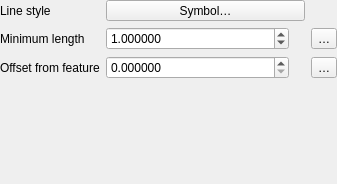
Old version of the form src/ui/callouts/widget_simplelinecallout.ui in the repository qgis/QGIS.
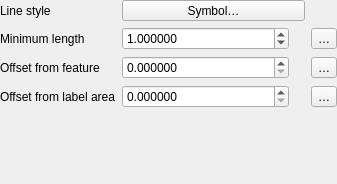
New version of the form. Custom widgets are drawn as their Qt base class.

Commit message: [FEATURE][callouts] Allow specifying an offset from label area distance

Patch:
```diff
--- a/src/ui/callouts/widget_simplelinecallout.ui
+++ b/src/ui/callouts/widget_simplelinecallout.ui
@@ -158,6 +158,58 @@
        </property>
       </widget>
      </item>
+     <item row="3" column="0">
+      <widget class="QLabel" name="label_47">
+       <property name="text">
+        <string>Offset from label area</string>
+       </property>
+      </widget>
+     </item>
+     <item row="3" column="1">
+      <widget class="QgsDoubleSpinBox" name="mOffsetFromLabelSpin">
+       <property name="sizePolicy">
+        <sizepolicy hsizetype="Preferred" vsizetype="Fixed">
+         <horstretch>1</horstretch>
+         <verstretch>0</verstretch>
+        </sizepolicy>
+       </property>
+       <property name="decimals">
+        <number>6</number>
+       </property>
+       <property name="maximum">
+        <double>100000.000000000000000</double>
+       </property>
+       <property name="singleStep">
+        <double>0.200000000000000</double>
+       </property>
+       <property name="value">
+        <double>0.000000000000000</double>
+       </property>
+       <property name="showClearButton" stdset="0">
+        <bool>true</bool>
+       </property>
+      </widget>
+     </item>
+     <item row="3" column="3">
+      <widget class="QgsPropertyOverrideButton" name="mOffsetFromLabelDDBtn">
+       <property name="text">
+        <string>…</string>
+       </property>
+      </widget>
+     </item>
+     <item row="3" column="2">
+      <widget class="QgsUnitSelectionWidget" name="mOffsetFromLabelUnitWidget" native="true">
+       <property name="minimumSize">
+        <size>
+         <width>10</width>
+         <height>0</height>
+        </size>
+       </property>
+       <property name="focusPolicy">
+        <enum>Qt::StrongFocus</enum>
+       </property>
+      </widget>
+     </item>
     </layout>
    </item>
    <item>
```
Left out of the diff: 3 changed lines with no effect on the pictures. The commit also changes 8 other files.
